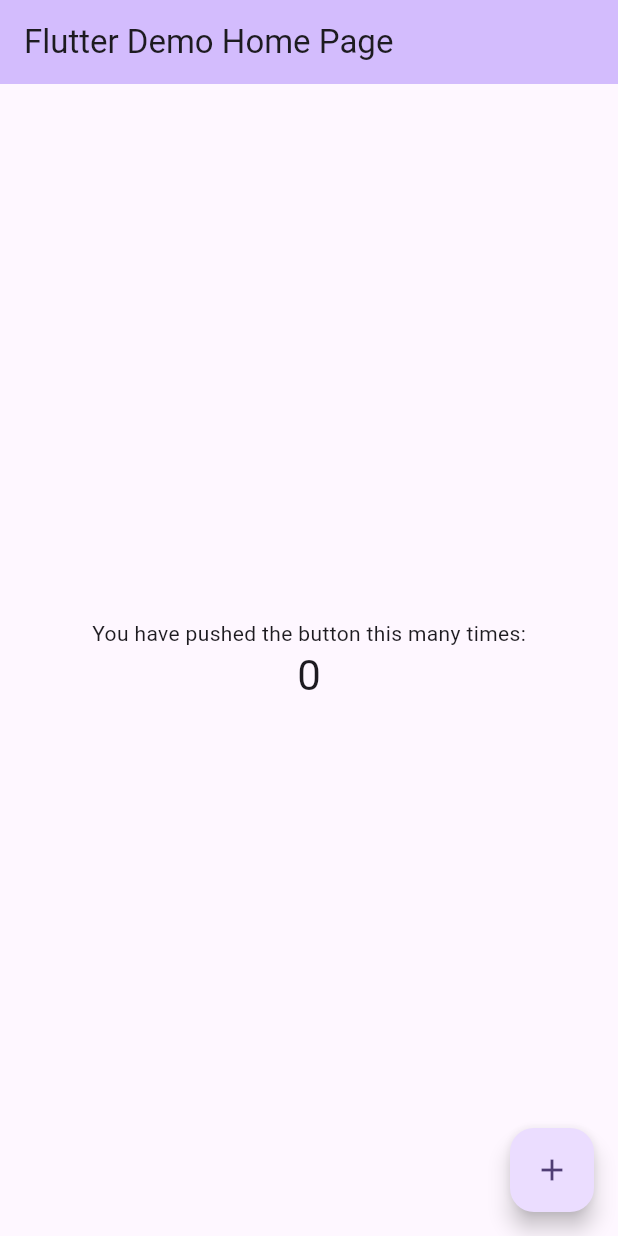
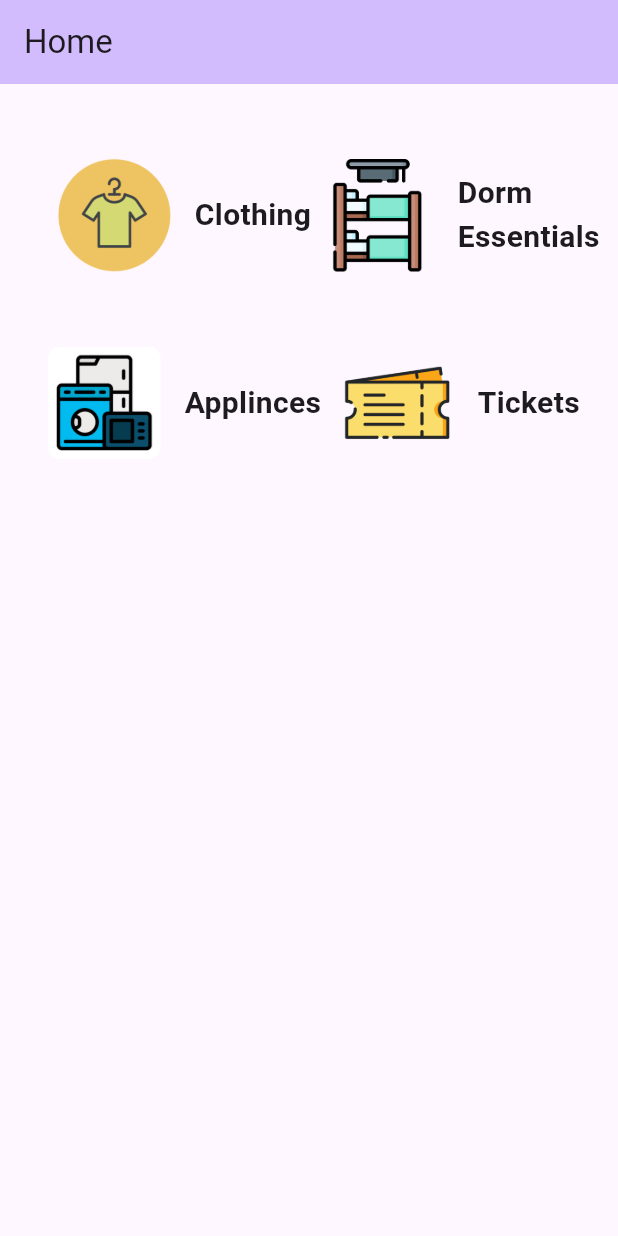
Before and after one commit to grovertanya/career-launch-team21, a Flutter app: the screen it shows after launch, on a phone screen of 412 x 824 dp. Run offline on Flutter 3.47's test engine with Material 3 defaults, Android fonts, the light colour scheme and no system bars.

Commit message:
basic part of the home screen (includes all the categories). Since no other pages have been made, there is no functionality to the  buttons

```diff
--- /dev/null
+++ b/ebay_app/lib/home_screen.dart
@@ -0,0 +1,130 @@
+import 'package:flutter/material.dart';
+
+class HomeScreen extends StatelessWidget {
+  const HomeScreen({super.key});
+
+  @override
+  Widget build(BuildContext context) {
+    return Container(
+      padding: const EdgeInsets.only(top: 50),
+      child: Stack(
+        alignment: Alignment.center,
+        children: [
+          Row(
+            children: [
+              Padding(padding: const EdgeInsets.all(16)),
+              Column(
+                children: [
+                  Container(
+                    padding: const EdgeInsets.only(bottom: 50),
+                    child: Row(
+                      children: [
+                        ClipRRect(
+                          borderRadius: BorderRadius.circular(8),
+                          child: SizedBox(
+                            width: 75,
+                            height: 75,
+                            child: Image.asset(
+                              'assets/images/clothingIcon.png',
+                              fit: BoxFit.cover,
+                            ),
+                          ),
+                        ),
+                        Padding(padding: const EdgeInsets.only(left: 16)),
+                        Text(
+                          'Clothing',
+                          style: const TextStyle(
+                            fontSize: 20,
+                            fontWeight: FontWeight.bold,
+                          ),
+                        ),
+                      ],
+                    ),
+                  ),
+                  Row(
+                    children: [
+                      Padding(padding: const EdgeInsets.only(bottom: 50),),
+                      ClipRRect(
+                        borderRadius: BorderRadius.circular(8),
+                        child: SizedBox(
+                          width: 75,
+                          height: 75,
+                          child: Image.asset(
+                            'assets/images/appliances.png',
+                            fit: BoxFit.cover,
+                          ),
+                        ),
+                      ),
+                      Padding(padding: const EdgeInsets.only(left: 16)),
+                      Text(
+                        'Applinces',
+                        style: const TextStyle(
+                          fontSize: 20,
+                          fontWeight: FontWeight.bold,
+                        ),
+                      ),
+                    ],
+                  ),
+                ],
+              ),
+              Column(
+                children: [
+                  Container(
+                    padding: EdgeInsets.only(bottom: 50),
+                    child: Row(
+                      children: [
+                        ClipRRect(
+                          borderRadius: BorderRadius.circular(8),
+                          child: SizedBox(
+                            width: 75,
+                            height: 75,
+                            child: Image.asset(
+                              'assets/images/dormIcon.png',
+                              fit: BoxFit.cover,
+                            ),
+                          ),
+                        ),
+                        Padding(padding: const EdgeInsets.only(left: 16)),
+                        Text(
+                          'Dorm \nEssentials',
+                          style: const TextStyle(
+                            fontSize: 20,
+                            fontWeight: FontWeight.bold,
+                          ),
+                        ),
+                      ],
+                    ),
+                  ),
+                  Row(
+                    children: [
+                      Padding(padding: const EdgeInsets.only(bottom: 20),),
+                      ClipRRect(
+                        borderRadius: BorderRadius.circular(8),
+                        child: SizedBox(
+                          width: 75,
+                          height: 75,
+                          child: Image.asset(
+                            'assets/images/ticketIcon.png',
+                            fit: BoxFit.cover,
+                          ),
+                        ),
+                      ),
+                      Padding(padding: const EdgeInsets.only(left: 16)),
+                      Text(
+                        'Tickets',
+                        style: const TextStyle(
+                          fontSize: 20,
+                          fontWeight: FontWeight.bold,
+                        ),
+                      ),
+                    ],
+                  ),
+                ],
+              ),
+            ],
+          ),
+        ],
+      ),
+    );
+  }
+}
--- a/ebay_app/lib/main.dart
+++ b/ebay_app/lib/main.dart
@@ -1,3 +1,4 @@
+import 'package:ebay_app/home_screen.dart';
 import 'package:flutter/material.dart';
 
 void main() {
@@ -11,42 +12,18 @@
   @override
   Widget build(BuildContext context) {
     return MaterialApp(
-      title: 'Flutter Demo',
+      title: 'UMD Ebay App',
       theme: ThemeData(
-        // This is the theme of your application.
-        //
-        // TRY THIS: Try running your application with "flutter run". You'll see
-        // the application has a purple toolbar. Then, without quitting the app,
-        // try changing the seedColor in the colorScheme below to Colors.green
-        // and then invoke "hot reload" (save your changes or press the "hot
-        // reload" button in a Flutter-supported IDE, or press "r" if you used
-        // the command line to start the app).
-        //
-        // Notice that the counter didn't reset back to zero; the application
-        // state is not lost during the reload. To reset the state, use hot
-        // restart instead.
-        //
-        // This works for code too, not just values: Most code changes can be
-        // tested with just a hot reload.
         colorScheme: ColorScheme.fromSeed(seedColor: Colors.deepPurple),
         useMaterial3: true,
       ),
-      home: const MyHomePage(title: 'Flutter Demo Home Page'),
+      home: const MyHomePage(title: 'Home'),
     );
   }
 }
 
 class MyHomePage extends StatefulWidget {
   const MyHomePage({super.key, required this.title});
-
-  // This widget is the home page of your application. It is stateful, meaning
-  // that it has a State object (defined below) that contains fields that affect
-  // how it looks.
-
-  // This class is the configuration for the state. It holds the values (in this
-  // case the title) provided by the parent (in this case the App widget) and
-  // used by the build method of the State. Fields in a Widget subclass are
-  // always marked "final".
 
   final String title;
 
@@ -55,71 +32,17 @@
 }
 
 class _MyHomePageState extends State<MyHomePage> {
-  int _counter = 0;
-
-  void _incrementCounter() {
-    setState(() {
-      // This call to setState tells the Flutter framework that something has
-      // changed in this State, which causes it to rerun the build method below
-      // so that the display can reflect the updated values. If we changed
-      // _counter without calling setState(), then the build method would not be
-      // called again, and so nothing would appear to happen.
-      _counter++;
-    });
-  }
 
   @override
   Widget build(BuildContext context) {
-    // This method is rerun every time setState is called, for instance as done
-    // by the _incrementCounter method above.
-    //
-    // The Flutter framework has been optimized to make rerunning build methods
-    // fast, so that you can just rebuild anything that needs updating rather
-    // than having to individually change instances of widgets.
+
     return Scaffold(
       appBar: AppBar(
-        // TRY THIS: Try changing the color here to a specific color (to
-        // Colors.amber, perhaps?) and trigger a hot reload to see the AppBar
-        // change color while the other colors stay the same.
+
         backgroundColor: Theme.of(context).colorScheme.inversePrimary,
-        // Here we take the value from the MyHomePage object that was created by
-        // the App.build method, and use it to set our appbar title.
         title: Text(widget.title),
       ),
-      body: Center(
-        // Center is a layout widget. It takes a single child and positions it
-        // in the middle of the parent.
-        child: Column(
-          // Column is also a layout widget. It takes a list of children and
-          // arranges them vertically. By default, it sizes itself to fit its
-          // children horizontally, and tries to be as tall as its parent.
-          //
-          // Column has various properties to control how it sizes itself and
-          // how it positions its children. Here we use mainAxisAlignment to
-          // center the children vertically; the main axis here is the vertical
-          // axis because Columns are vertical (the cross axis would be
-          // horizontal).
-          //
-          // TRY THIS: Invoke "debug painting" (choose the "Toggle Debug Paint"
-          // action in the IDE, or press "p" in the console), to see the
-          // wireframe for each widget.
-          mainAxisAlignment: MainAxisAlignment.center,
-          children: <Widget>[
-            const Text(
-              'You have pushed the button this many times:',
-            ),
-            Text(
-              '$_counter',
-              style: Theme.of(context).textTheme.headlineMedium,
-            ),
-          ],
-        ),
-      ),
-      floatingActionButton: FloatingActionButton(
-        onPressed: _incrementCounter,
-        tooltip: 'Increment',
-        child: const Icon(Icons.add),
-      ), // This trailing comma makes auto-formatting nicer for build methods.
+      body: HomeScreen(),
     );
   }
 }
--- /dev/null
+++ b/ebay_app/lib/product_item.dart
@@ -0,0 +1,15 @@
+class ProductItem {
+  final String id;
+  final String name;
+  final String description;
+  final double price;
+  final String imageUrl;
+
+  ProductItem({
+    required this.id,
+    required this.name,
+    required this.description,
+    required this.price,
+    required this.imageUrl,
+  });
+}
--- a/ebay_app/pubspec.yaml
+++ b/ebay_app/pubspec.yaml
@@ -58,8 +58,8 @@ flutter:
   uses-material-design: true
 
   # To add assets to your application, add an assets section, like this:
-  # assets:
-  #   - images/a_dot_burr.jpeg
+  assets:
+     - assets/images/
   #   - images/a_dot_ham.jpeg
 
   # An image asset can refer to one or more resolution-specific "variants", see
```
Also changed, not shown: ebay_app/assets/images/appliances.png (added), ebay_app/assets/images/clothingIcon.png (added), ebay_app/assets/images/dormIcon.png (added), ebay_app/assets/images/ticketIcon.png (added).
